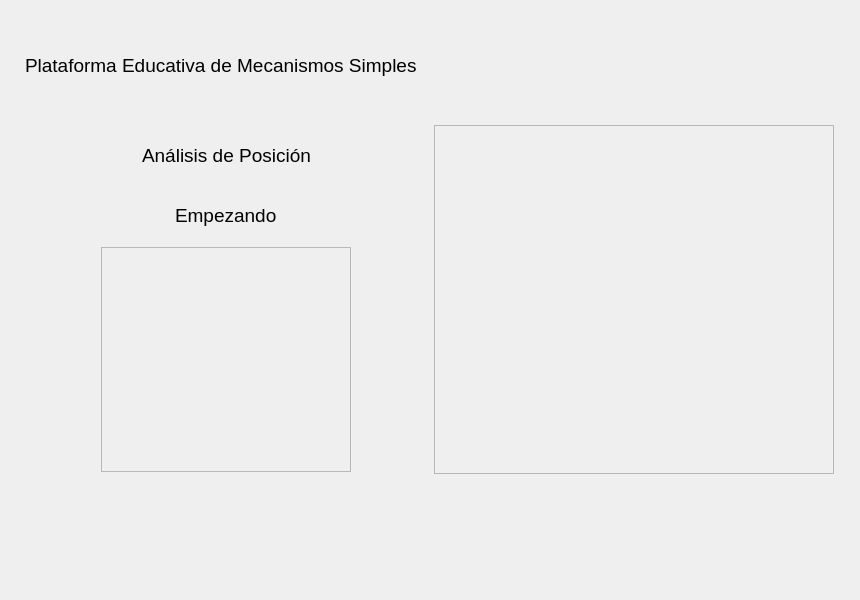
Before: the Qt Designer form src/interfaces/pages/main_pages.ui in William-HUAMAN/Interfaz_TMM, drawn with Qt 5.
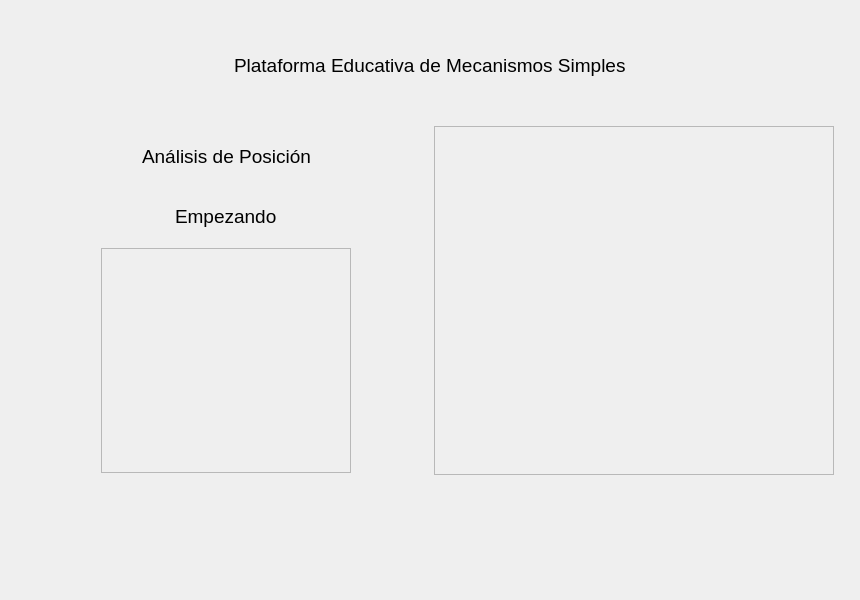
After: the same form once the commit is applied. The open tabs and pages were chosen to show the change.

What changed in the file:
```diff
--- a/src/interfaces/pages/main_pages.ui
+++ b/src/interfaces/pages/main_pages.ui
@@ -54,7 +54,7 @@
        <property name="bottomMargin">
         <number>20</number>
        </property>
-       <item>
+       <item alignment="Qt::AlignHCenter|Qt::AlignVCenter">
         <widget class="QLabel" name="name_app">
          <property name="minimumSize">
           <size>
@@ -164,7 +164,7 @@
              <property name="frameShadow">
               <enum>QFrame::Raised</enum>
              </property>
-             <widget class="QWidget" name="">
+             <widget class="QWidget" name="layoutWidget">
               <property name="geometry">
                <rect>
                 <x>0</x>
@@ -199,7 +199,7 @@
            <property name="frameShadow">
             <enum>QFrame::Raised</enum>
            </property>
-           <widget class="QWidget" name="">
+           <widget class="QWidget" name="layoutWidget">
             <property name="geometry">
              <rect>
               <x>5</x>
```
Left out of the diff: 6 changed lines with no effect on the pictures.
